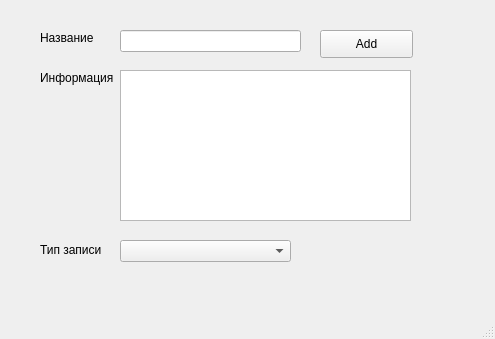
First picture: the form in Lab2/new_task.ui, repository alekseykondus/ooop-2020-2021-semester-1, before the edit.
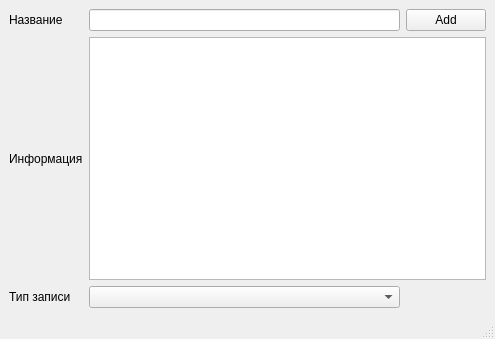
Second picture: the form after the edit.

Diff of the .ui file:
```diff
--- a/Lab2/new_task.ui
+++ b/Lab2/new_task.ui
@@ -14,87 +14,43 @@
    <string>MainWindow</string>
   </property>
   <widget class="QWidget" name="centralwidget">
+   <layout class="QGridLayout" name="gridLayout">
+    <item row="0" column="0">
    <widget class="QLabel" name="label">
-    <property name="geometry">
-     <rect>
-      <x>40</x>
-      <y>30</y>
-      <width>55</width>
-      <height>16</height>
-     </rect>
-    </property>
     <property name="text">
      <string>Название</string>
     </property>
    </widget>
-   <widget class="QLabel" name="label_2">
-    <property name="geometry">
-     <rect>
-      <x>40</x>
-      <y>70</y>
-      <width>81</width>
-      <height>16</height>
-     </rect>
-    </property>
-    <property name="text">
-     <string>Информация</string>
-    </property>
-   </widget>
-   <widget class="QLineEdit" name="inpname">
-    <property name="geometry">
-     <rect>
-      <x>120</x>
-      <y>30</y>
-      <width>181</width>
-      <height>22</height>
-     </rect>
-    </property>
-   </widget>
+    </item>
+    <item row="0" column="1">
+     <widget class="QLineEdit" name="inpname"/>
+    </item>
+    <item row="0" column="2">
    <widget class="QPushButton" name="add">
-    <property name="geometry">
-     <rect>
-      <x>320</x>
-      <y>30</y>
-      <width>93</width>
-      <height>28</height>
-     </rect>
-    </property>
     <property name="text">
      <string>Add</string>
     </property>
    </widget>
+    </item>
+    <item row="1" column="0">
+     <widget class="QLabel" name="label_2">
+      <property name="text">
+       <string>Информация</string>
+      </property>
+     </widget>
+    </item>
+    <item row="1" column="1" colspan="2">
+     <widget class="QTextEdit" name="inptext"/>
+    </item>
+    <item row="2" column="0">
    <widget class="QLabel" name="label_3">
-    <property name="geometry">
-     <rect>
-      <x>40</x>
-      <y>240</y>
-      <width>71</width>
-      <height>20</height>
-     </rect>
-    </property>
     <property name="text">
      <string>Тип записи</string>
     </property>
    </widget>
-   <widget class="QTextEdit" name="inptext">
-    <property name="geometry">
-     <rect>
-      <x>120</x>
-      <y>70</y>
-      <width>291</width>
-      <height>151</height>
-     </rect>
-    </property>
-   </widget>
+    </item>
+    <item row="2" column="1">
    <widget class="QComboBox" name="inptype">
-    <property name="geometry">
-     <rect>
-      <x>120</x>
-      <y>240</y>
-      <width>171</width>
-      <height>22</height>
-     </rect>
-    </property>
     <property name="currentText">
      <string>Выберете тип записи</string>
     </property>
@@ -125,6 +81,8 @@
      </property>
     </item>
    </widget>
+    </item>
+   </layout>
   </widget>
   <widget class="QMenuBar" name="menubar">
    <property name="geometry">
```
Lines whose indentation alone changed are shown as unchanged.
